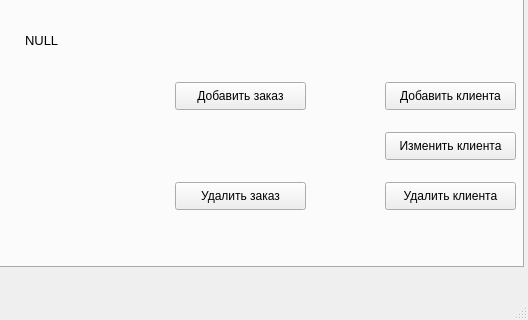
This is ui/mainwin.ui in Tr0ub1e/Izbushka as Qt 5 draws it before an edit; both pictures show x 527 to 1055 and y 419 to 739 of the 1055 by 739 pixel window. The edited form follows.
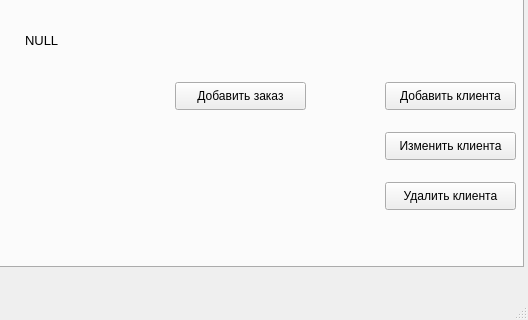
This is the edited form.

Diff of the .ui file:
```diff
--- a/ui/mainwin.ui
+++ b/ui/mainwin.ui
@@ -283,19 +283,6 @@
        <string>Добавить заказ</string>
       </property>
      </widget>
-     <widget class="QPushButton" name="delZakaz">
-      <property name="geometry">
-       <rect>
-        <x>690</x>
-        <y>570</y>
-        <width>131</width>
-        <height>28</height>
-       </rect>
-      </property>
-      <property name="text">
-       <string>Удалить заказ</string>
-      </property>
-     </widget>
     </widget>
     <widget class="QWidget" name="tab">
      <attribute name="title">
```
Left out of the diff: 24 changed lines with no effect on the pictures.
